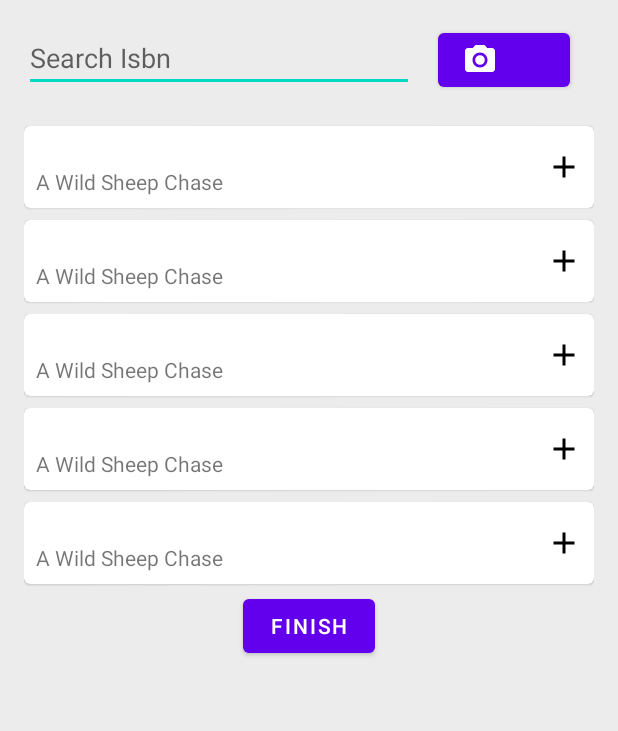
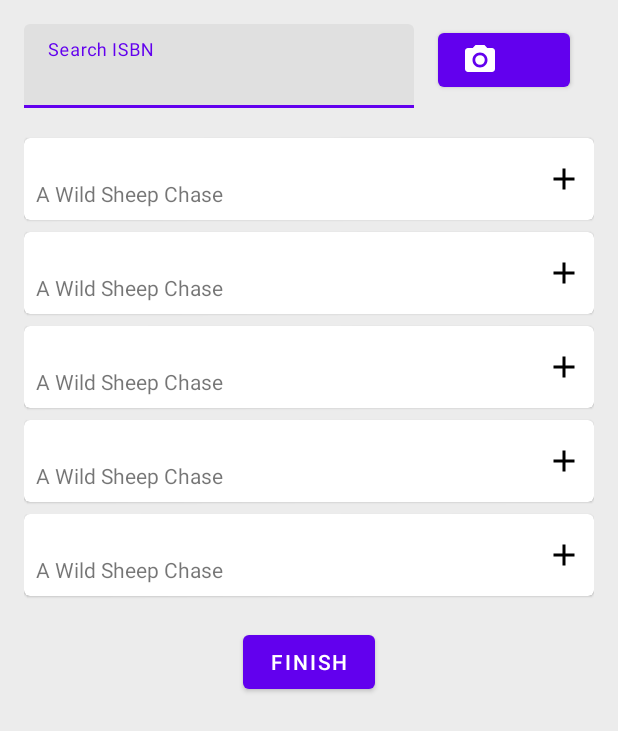
Before and after one commit to diolkaee/Alexandria, an Android app: the layout dialog_capture.xml on its own in the app's theme, with its tools: preview values and no code run, on a phone screen of 412 x 824 dp. Shown: the top 731 px of the screen. Run offline under Robolectric (Android 15) with nearby library versions, the phone set to English and light mode, and no system bars.

Commit message:
refac(CaptureDialog): Rename AddDialog to CaptureDialog & Refactor its code

```diff
--- a/app/src/main/AndroidManifest.xml
+++ b/app/src/main/AndroidManifest.xml
@@ -28,7 +28,7 @@
             </intent-filter>
         </activity>
         <activity
-            android:name="com.diolkaee.alexandria.ui.scan.ScanActivity"
+            android:name="com.diolkaee.alexandria.ui.capture.scan.ScanActivity"
             android:exported="true"
             android:theme="@style/Theme.Alexandria.NoActionBar">
         </activity>
--- a/app/src/main/java/com/diolkaee/alexandria/Module.kt
+++ b/app/src/main/java/com/diolkaee/alexandria/Module.kt
@@ -1,14 +1,14 @@
 package com.diolkaee.alexandria
 
 import com.diolkaee.alexandria.business.businessModule
-import com.diolkaee.alexandria.ui.scan.ScanViewModel
-import com.diolkaee.alexandria.ui.shelf.AddDialogViewModel
+import com.diolkaee.alexandria.ui.capture.CaptureViewModel
+import com.diolkaee.alexandria.ui.capture.scan.ScanViewModel
 import com.diolkaee.alexandria.ui.shelf.ShelfViewModel
 import org.koin.androidx.viewmodel.dsl.viewModel
 import org.koin.dsl.module
 
 val appModule = businessModule + module {
     viewModel { ShelfViewModel(get()) }
-    viewModel { AddDialogViewModel(get()) }
+    viewModel { CaptureViewModel(get()) }
     viewModel { ScanViewModel(get()) }
 }
--- a/app/src/main/java/com/diolkaee/alexandria/ui/shelf/AddDialogViewModel.kt
+++ b/app/src/main/java/com/diolkaee/alexandria/ui/capture/CaptureViewModel.kt
@@ -1,4 +1,4 @@
-package com.diolkaee.alexandria.ui.shelf
+package com.diolkaee.alexandria.ui.capture
 
 import androidx.lifecycle.ViewModel
 import androidx.lifecycle.viewModelScope
@@ -11,7 +11,7 @@ import kotlinx.coroutines.launch
 
 data class SearchResult(val book: Book, val marked: Boolean = false)
 
-class AddDialogViewModel(private val bookRepository: BookRepository) : ViewModel() {
+class CaptureViewModel(private val bookRepository: BookRepository) : ViewModel() {
     private val _searchResults = MutableStateFlow<List<SearchResult>>(emptyList())
     val searchResults: StateFlow<List<SearchResult>> = _searchResults
 
--- a/app/src/main/java/com/diolkaee/alexandria/ui/shelf/SearchResultAdapter.kt
+++ b/app/src/main/java/com/diolkaee/alexandria/ui/capture/SearchResultAdapter.kt
@@ -1,4 +1,4 @@
-package com.diolkaee.alexandria.ui.shelf
+package com.diolkaee.alexandria.ui.capture
 
 import android.view.LayoutInflater
 import android.view.ViewGroup
@@ -6,6 +6,10 @@ import androidx.recyclerview.widget.ListAdapter
 import androidx.recyclerview.widget.RecyclerView
 import com.diolkaee.alexandria.common.list.CommonDiffCallback
 import com.diolkaee.alexandria.databinding.ItemBookResultBinding
+
+fun interface ResultClickListener {
+    operator fun invoke(result: SearchResult)
+}
 
 class SearchResultAdapter(private val clickListener: ResultClickListener) :
     ListAdapter<SearchResult, SearchResultAdapter.ViewHolder>(CommonDiffCallback<SearchResult>()) {
--- a/app/src/main/java/com/diolkaee/alexandria/ui/scan/ScanActivity.kt
+++ b/app/src/main/java/com/diolkaee/alexandria/ui/capture/scan/ScanActivity.kt
@@ -1,4 +1,4 @@
-package com.diolkaee.alexandria.ui.scan
+package com.diolkaee.alexandria.ui.capture.scan
 
 import android.Manifest
 import android.annotation.SuppressLint
--- a/app/src/main/java/com/diolkaee/alexandria/ui/scan/ScanViewModel.kt
+++ b/app/src/main/java/com/diolkaee/alexandria/ui/capture/scan/ScanViewModel.kt
@@ -1,4 +1,4 @@
-package com.diolkaee.alexandria.ui.scan
+package com.diolkaee.alexandria.ui.capture.scan
 
 import android.util.Log
 import androidx.lifecycle.ViewModel
--- a/app/src/main/java/com/diolkaee/alexandria/ui/shelf/BindingAdapters.kt
+++ b/app/src/main/java/com/diolkaee/alexandria/ui/shelf/BindingAdapters.kt
@@ -12,6 +12,9 @@ import androidx.viewpager2.widget.ViewPager2
 import com.diolkaee.alexandria.R
 import com.diolkaee.alexandria.business.book.Book
 import com.diolkaee.alexandria.common.list.BookClickListener
+import com.diolkaee.alexandria.ui.capture.ResultClickListener
+import com.diolkaee.alexandria.ui.capture.SearchResult
+import com.diolkaee.alexandria.ui.capture.SearchResultAdapter
 import kotlin.math.abs
 
 @BindingAdapter("books")
--- a/app/src/main/java/com/diolkaee/alexandria/ui/shelf/ShelfFragment.kt
+++ b/app/src/main/java/com/diolkaee/alexandria/ui/shelf/ShelfFragment.kt
@@ -103,7 +103,7 @@ class ShelfFragment : Fragment() {
         bookList.clearOnScrollListeners()
     }
 
-    private fun openAddDialog() = navController.navigate(ShelfFragmentDirections.openAddDialog())
+    private fun openAddDialog() = navController.navigate(ShelfFragmentDirections.openCaptureDialog())
     // TODO Implement
     private fun navigateToDetails(id: Long) = viewModel.navigateToDetails(id)
 }
--- a/app/src/main/res/layout/dialog_add.xml
+++ b/app/src/main/res/layout/dialog_capture.xml
@@ -9,15 +9,19 @@
 
         <variable
             name="searchResults"
-            type="java.util.List&lt;com.diolkaee.alexandria.ui.shelf.SearchResult&gt;" />
+            type="java.util.List&lt;com.diolkaee.alexandria.ui.capture.SearchResult&gt;" />
 
         <variable
             name="onAdd"
-            type="com.diolkaee.alexandria.ui.shelf.ResultClickListener" />
+            type="com.diolkaee.alexandria.ui.capture.ResultClickListener" />
 
         <variable
             name="onFinish"
             type="android.view.View.OnClickListener" />
+
+        <variable
+            name="inputError"
+            type="String" />
     </data>
 
     <androidx.constraintlayout.widget.ConstraintLayout xmlns:android="http://schemas.android.com/apk/res/android"
@@ -27,18 +31,25 @@
         android:paddingHorizontal="@dimen/activity_margin_horizontal"
         android:paddingVertical="@dimen/activity_margin_vertical">
 
-        <EditText
-            android:id="@+id/search"
+        <com.google.android.material.textfield.TextInputLayout
+            android:id="@+id/search_layout"
             android:layout_width="0dp"
             android:layout_height="wrap_content"
             android:layout_marginEnd="16dp"
-            android:hint="Search Isbn"
-            android:importantForAutofill="no"
-            android:inputType="number"
-            android:maxLength="13"
+            android:hint="@string/capture__input__hint"
+            app:error="@{inputError}"
             app:layout_constraintEnd_toStartOf="@id/scan_button"
             app:layout_constraintStart_toStartOf="parent"
-            app:layout_constraintTop_toTopOf="parent" />
+            app:layout_constraintTop_toTopOf="parent">
+
+            <com.google.android.material.textfield.TextInputEditText
+                android:id="@+id/search_input"
+                android:layout_width="match_parent"
+                android:layout_height="wrap_content"
+                android:importantForAutofill="no"
+                android:inputType="number"
+                android:maxLength="13" />
+        </com.google.android.material.textfield.TextInputLayout>
 
         <com.google.android.material.button.MaterialButton
             android:id="@+id/scan_button"
@@ -48,7 +59,7 @@
             android:onClick="@{onScan}"
             app:icon="@drawable/ic_camera"
             app:layout_constraintEnd_toEndOf="parent"
-            app:layout_constraintStart_toEndOf="@id/search"
+            app:layout_constraintStart_toEndOf="@id/search_layout"
             app:layout_constraintTop_toTopOf="parent" />
 
         <androidx.constraintlayout.widget.Barrier
@@ -56,7 +67,7 @@
             android:layout_width="wrap_content"
             android:layout_height="wrap_content"
             app:barrierDirection="bottom"
-            app:constraint_referenced_ids="search, scan_button" />
+            app:constraint_referenced_ids="search_layout, scan_button" />
 
         <androidx.recyclerview.widget.RecyclerView
             android:id="@+id/results"
@@ -76,6 +87,7 @@
             android:layout_height="wrap_content"
             android:onClick="@{onFinish}"
             android:text="Finish"
+            android:layout_marginTop="16dp"
             app:layout_constraintEnd_toEndOf="parent"
             app:layout_constraintStart_toStartOf="parent"
             app:layout_constraintTop_toBottomOf="@id/results" />
--- a/app/src/main/res/values/strings.xml
+++ b/app/src/main/res/values/strings.xml
@@ -3,11 +3,12 @@
     <string name="action_settings">Settings</string>
     <!-- Strings used for fragments for navigation -->
     <string name="shelf_fragment_label">Shelf</string>
-    <string name="add_fragment_label">Shelf</string>
+    <string name="capture_fragment_label">Capture</string>
     <string name="next">Next</string>
     <string name="previous">Previous</string>
 
-    <string name="hello_first_fragment">Hello shelf fragment</string>
     <string name="shelf__fab__content_description">add Book</string>
     <string name="shelf__sort__content_description">set sorting</string>
+    <string name="capture__input__hint">Search ISBN</string>
+    <string name="capture__input__error">ISBNs must have 10 or 13 characters</string>
 </resources>
```
Also changed, not shown: app/src/main/java/com/diolkaee/alexandria/ui/capture/CaptureDialogFragment.kt (added, +77 -0 lines), app/src/main/java/com/diolkaee/alexandria/ui/shelf/AddDialogFragment.kt (deleted, +0 -74 lines), app/src/main/res/navigation/nav_main.xml (+6 -6 lines).
